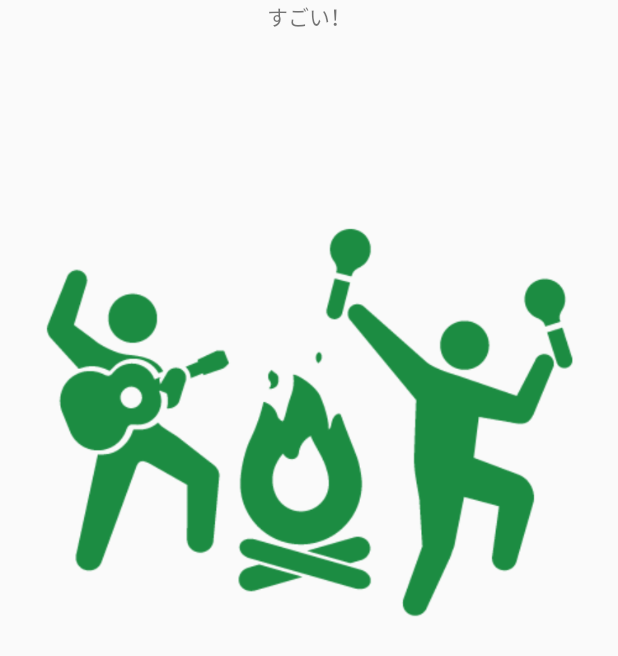
After one commit to softboiledarmy/ikisona, an Android app: the layout toast_avatar.xml on its own in the app's theme, with its tools: preview values and no code run, on a phone screen of 412 x 824 dp. The commit adds this screen. Shown: the top 656 px of the screen. Run offline under Robolectric (Android 15) with nearby library versions, the phone set to English and light mode, and no system bars.

Commit message:
avatarToast

```diff
--- /dev/null
+++ b/app/src/main/res/layout/toast_avatar.xml
@@ -0,0 +1,22 @@
+<?xml version="1.0" encoding="utf-8"?>
+<LinearLayout xmlns:android="http://schemas.android.com/apk/res/android"
+    xmlns:app="http://schemas.android.com/apk/res-auto"
+    xmlns:tools="http://schemas.android.com/tools"
+    android:layout_width="match_parent"
+    android:layout_height="match_parent"
+    android:orientation="vertical">
+
+    <TextView
+        android:id="@+id/avatar_talk"
+        android:layout_width="match_parent"
+        android:layout_height="wrap_content"
+        android:gravity="center"
+        android:text="すごい！" />
+
+    <ImageView
+        android:id="@+id/avatar_body"
+        android:layout_width="match_parent"
+        android:layout_height="wrap_content"
+        android:src="@drawable/superluck" />
+
+</LinearLayout>
```
Also changed, not shown: app/src/main/java/events/tgh2020/hackathon2020/Avatar.java (added, +18 -0 lines), app/src/main/java/events/tgh2020/hackathon2020/MainActivity.java (+22 -0 lines), app/src/main/res/layout/content_main.xml (+1 -26 lines), app/src/main/res/drawable/superluck.png (added).
